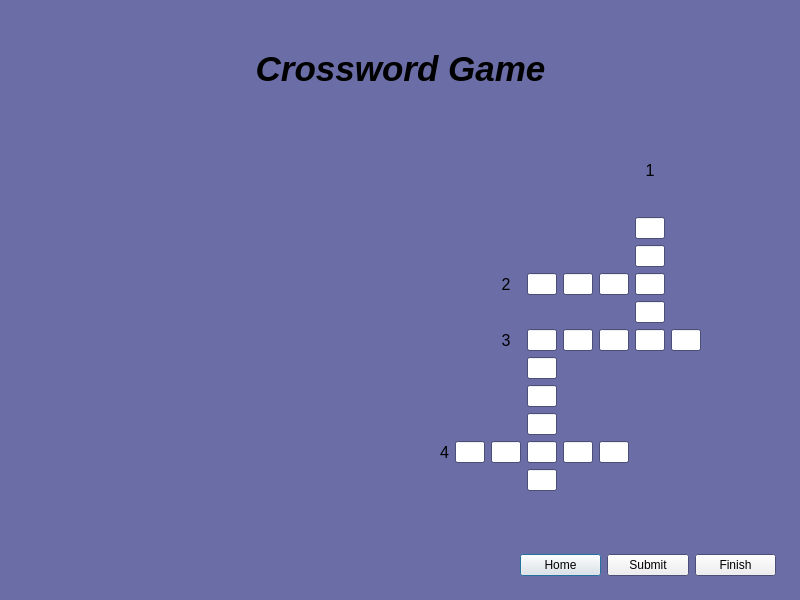
Above: Crossword_GUI_Project/Crossword_GUI/game.ui from Mark-S2004/Crossword-Game-Trie before the change. Below: the same form after it.
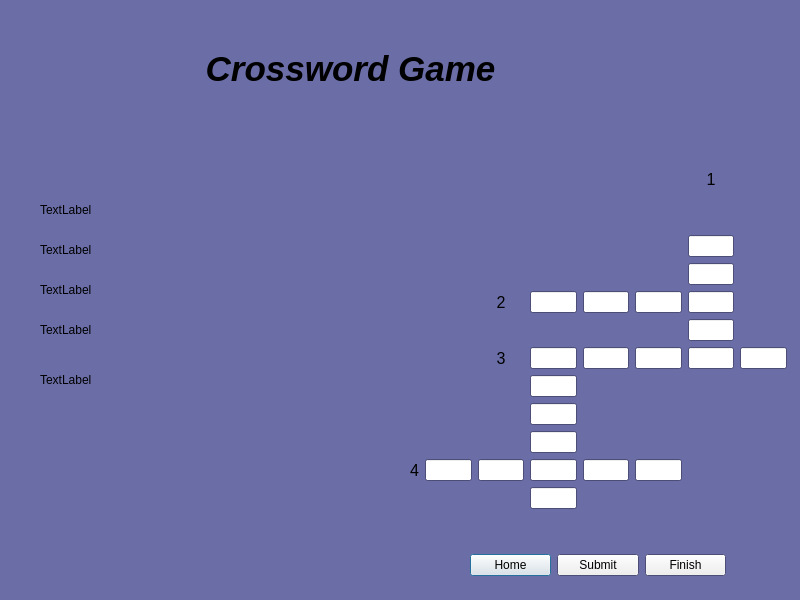
That is the form after the change.

The edit to the form file:
```diff
--- a/Crossword_GUI_Project/Crossword_GUI/game.ui
+++ b/Crossword_GUI_Project/Crossword_GUI/game.ui
@@ -59,10 +59,43 @@
   <property name="windowTitle">
    <string>Dialog</string>
   </property>
+  <widget class="QWidget" name="layoutWidget">
+   <property name="geometry">
+    <rect>
+     <x>470</x>
+     <y>550</y>
+     <width>256</width>
+     <height>31</height>
+    </rect>
+   </property>
+   <layout class="QHBoxLayout" name="horizontalLayout">
+    <item>
+     <widget class="QPushButton" name="pushButton_2">
+      <property name="text">
+       <string>Home</string>
+      </property>
+     </widget>
+    </item>
+    <item>
+     <widget class="QPushButton" name="pushButton">
+      <property name="text">
+       <string>Submit</string>
+      </property>
+     </widget>
+    </item>
+    <item>
+     <widget class="QPushButton" name="pushButton_3">
+      <property name="text">
+       <string>Finish</string>
+      </property>
+     </widget>
+    </item>
+   </layout>
+  </widget>
   <widget class="QLabel" name="label_2">
    <property name="geometry">
     <rect>
-     <x>210</x>
+     <x>160</x>
      <y>40</y>
      <width>381</width>
      <height>57</height>
@@ -91,46 +124,52 @@
     <set>Qt::AlignCenter</set>
    </property>
   </widget>
-  <widget class="QWidget" name="layoutWidget">
+  <widget class="QLabel" name="fifthrid">
    <property name="geometry">
     <rect>
-     <x>520</x>
-     <y>550</y>
-     <width>256</width>
-     <height>31</height>
+     <x>40</x>
+     <y>370</y>
+     <width>63</width>
+     <height>20</height>
     </rect>
    </property>
-   <layout class="QHBoxLayout" name="horizontalLayout">
-    <item>
-     <widget class="QPushButton" name="pushButton_2">
-      <property name="text">
-       <string>Home</string>
-      </property>
-     </widget>
-    </item>
-    <item>
-     <widget class="QPushButton" name="pushButton">
-      <property name="text">
-       <string>Submit</string>
-      </property>
-     </widget>
-    </item>
-    <item>
-     <widget class="QPushButton" name="pushButton_3">
-      <property name="text">
-       <string>Finish</string>
-      </property>
-     </widget>
-    </item>
-   </layout>
+   <property name="text">
+    <string>TextLabel</string>
+   </property>
   </widget>
-  <widget class="QWidget" name="layoutWidget">
+  <widget class="QLabel" name="secrid">
    <property name="geometry">
     <rect>
-     <x>440</x>
+     <x>40</x>
+     <y>240</y>
+     <width>63</width>
+     <height>20</height>
+    </rect>
+   </property>
+   <property name="text">
+    <string>TextLabel</string>
+   </property>
+  </widget>
+  <widget class="QLabel" name="fourthrid">
+   <property name="geometry">
+    <rect>
+     <x>40</x>
+     <y>320</y>
+     <width>63</width>
+     <height>20</height>
+    </rect>
+   </property>
+   <property name="text">
+    <string>TextLabel</string>
+   </property>
+  </widget>
+  <widget class="QWidget" name="layoutWidget_2">
+   <property name="geometry">
+    <rect>
+     <x>410</x>
      <y>130</y>
-     <width>261</width>
-     <height>361</height>
+     <width>377</width>
+     <height>379</height>
     </rect>
    </property>
    <layout class="QGridLayout" name="gridLayout">
@@ -259,6 +298,32 @@
     </item>
    </layout>
   </widget>
+  <widget class="QLabel" name="thirdrid">
+   <property name="geometry">
+    <rect>
+     <x>40</x>
+     <y>280</y>
+     <width>63</width>
+     <height>20</height>
+    </rect>
+   </property>
+   <property name="text">
+    <string>TextLabel</string>
+   </property>
+  </widget>
+  <widget class="QLabel" name="firstrid">
+   <property name="geometry">
+    <rect>
+     <x>40</x>
+     <y>200</y>
+     <width>63</width>
+     <height>20</height>
+    </rect>
+   </property>
+   <property name="text">
+    <string>TextLabel</string>
+   </property>
+  </widget>
  </widget>
  <resources/>
  <connections/>
```
Left out of the diff: 150 changed lines with no effect on the pictures.
